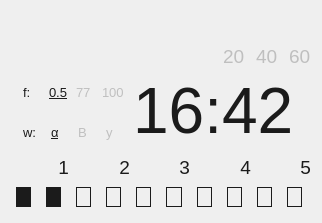
Above: mainscreenwidget.ui from willwright1213/CESSimulator before the change. Below: the same form after it.
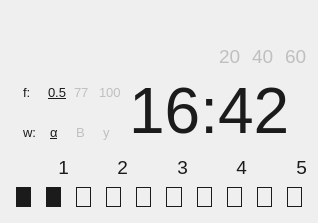
That is the form after the change. Icons and pictures are not drawn.

```diff
--- a/mainscreenwidget.ui
+++ b/mainscreenwidget.ui
@@ -10,6 +10,18 @@
     <height>223</height>
    </rect>
   </property>
+  <property name="minimumSize">
+   <size>
+    <width>318</width>
+    <height>223</height>
+   </size>
+  </property>
+  <property name="maximumSize">
+   <size>
+    <width>318</width>
+    <height>223</height>
+   </size>
+  </property>
   <property name="windowTitle">
    <string>Form</string>
   </property>
```
